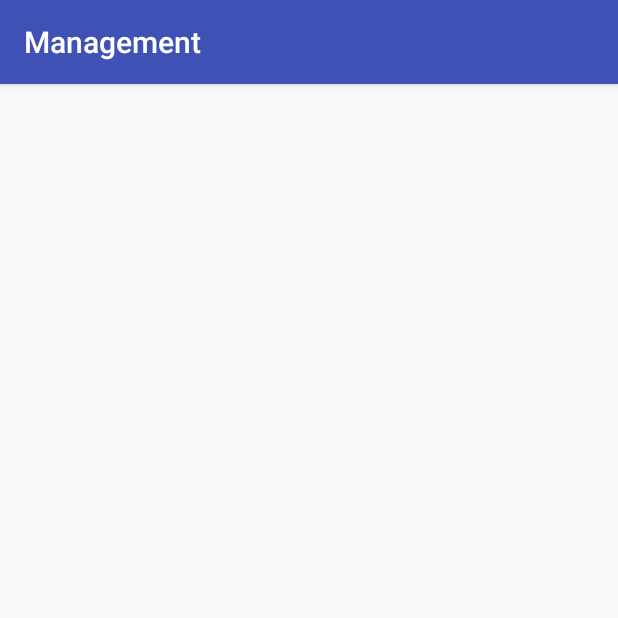
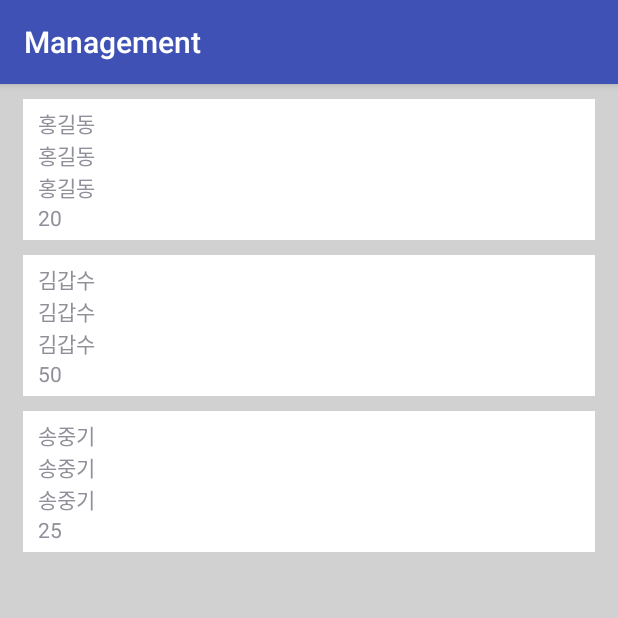
Before and after one commit to Kassia-99/Android_Studio_Tutorial, an Android app: the ManagementActivity screen opened directly, with no data from a screen before it, on a phone screen of 412 x 824 dp, the top half of it. Run offline under Robolectric (Android 15) with nearby library versions, the phone set to English and light mode, and no system bars; network calls fail.

Commit message:
make User Management Project: Step 7(Not complete)

```diff
--- a/Management/app/src/main/java/com/example/sungwookang/management/ManagementActivity.java
+++ b/Management/app/src/main/java/com/example/sungwookang/management/ManagementActivity.java
@@ -3,16 +3,32 @@ package com.example.sungwookang.management;
 import android.content.Intent;
 import android.support.v7.app.AppCompatActivity;
 import android.os.Bundle;
+import android.widget.ListView;
 import android.widget.TextView;
 
+import java.util.ArrayList;
+import java.util.List;
+
 public class ManagementActivity extends AppCompatActivity {
+
+    private ListView listView;
+    private UserListAdapter adapter;
+    private List<User> userList;
 
     @Override
     protected void onCreate(Bundle savedInstanceState) {
         super.onCreate(savedInstanceState);
         setContentView(R.layout.activity_management);
-        TextView userListTextView = (TextView) findViewById(R.id.userListTextView);
         Intent intent = getIntent();
-        userListTextView.setText(intent.getStringExtra("userList"));
+
+        listView = (ListView) findViewById(R.id.listView);
+        userList = new ArrayList<User>();
+
+        userList.add(new User("홍길동", "홍길동", "홍길동", "20"));
+        userList.add(new User("김갑수", "김갑수", "김갑수", "50"));
+        userList.add(new User("송중기", "송중기", "송중기", "25"));
+
+        adapter = new UserListAdapter(getApplicationContext(), userList);
+        listView.setAdapter(adapter);
     }
 }
--- /dev/null
+++ b/Management/app/src/main/java/com/example/sungwookang/management/User.java
@@ -0,0 +1,51 @@
+package com.example.sungwookang.management;
+
+/**
+ * Created by SungWoo Kang on 2017-08-08.
+ */
+
+public class User {
+    String userID;
+    String userPassword;
+    String userName;
+    String userAge;
+
+    public User(String userID, String userPassword, String userName, String userAge) {
+        this.userID = userID;
+        this.userPassword = userPassword;
+        this.userName = userName;
+        this.userAge = userAge;
+    }
+
+    public String getUserID() {
+        return userID;
+    }
+
+    public void setUserID(String userID) {
+        this.userID = userID;
+    }
+
+    public String getUserPassword() {
+        return userPassword;
+    }
+
+    public void setUserPassword(String userPassword) {
+        this.userPassword = userPassword;
+    }
+
+    public String getUserName() {
+        return userName;
+    }
+
+    public void setUserName(String userName) {
+        this.userName = userName;
+    }
+
+    public String getUserAge() {
+        return userAge;
+    }
+
+    public void setUserAge(String userAge) {
+        this.userAge = userAge;
+    }
+}
--- /dev/null
+++ b/Management/app/src/main/java/com/example/sungwookang/management/UserListAdapter.java
@@ -0,0 +1,55 @@
+package com.example.sungwookang.management;
+
+import android.content.Context;
+import android.view.View;
+import android.view.ViewGroup;
+import android.widget.BaseAdapter;
+import android.widget.TextView;
+
+import java.util.List;
+
+/**
+ * Created by SungWoo Kang on 2017-08-08.
+ */
+
+public class UserListAdapter extends BaseAdapter {
+    private Context context;
+    private List<User> userList;
+
+    public UserListAdapter(Context context, List<User> userList) {
+        this.context = context;
+        this.userList = userList;
+    }
+    @Override
+    public int getCount() {
+        return userList.size();
+    }
+
+    @Override
+    public Object getItem(int i) {
+        return userList.get(i);
+    }
+
+    @Override
+    public long getItemId(int i) {
+        return i;
+    }
+
+    @Override
+    public View getView(int i, View convertView, ViewGroup parent) {
+        View v = View.inflate(context, R.layout.user, null);
+
+        TextView userID = (TextView) v.findViewById(R.id.userID);
+        TextView userPassword = (TextView) v.findViewById(R.id.userPassword);
+        TextView userName = (TextView) v.findViewById(R.id.userName);
+        TextView userAge = (TextView) v.findViewById(R.id.userAge);
+
+        userID.setText(userList.get(i).getUserID());
+        userPassword.setText(userList.get(i).getUserPassword());
+        userName.setText(userList.get(i).getUserName());
+        userAge.setText(userList.get(i).getUserAge());
+
+        v.setTag(userList.get(i).getUserID());
+        return v;
+    }
+}
--- a/Management/app/src/main/res/layout/activity_management.xml
+++ b/Management/app/src/main/res/layout/activity_management.xml
@@ -1,15 +1,20 @@
 <?xml version="1.0" encoding="utf-8"?>
-<android.support.constraint.ConstraintLayout xmlns:android="http://schemas.android.com/apk/res/android"
+<LinearLayout xmlns:android="http://schemas.android.com/apk/res/android"
     xmlns:app="http://schemas.android.com/apk/res-auto"
     xmlns:tools="http://schemas.android.com/tools"
     android:layout_width="match_parent"
     android:layout_height="match_parent"
+    android:orientation="vertical"
+    android:background="#d1d1d1"
     tools:context="com.example.sungwookang.management.ManagementActivity">
 
-    <TextView
-        android:id="@+id/userListTextView"
-        android:layout_width="wrap_content"
-        android:layout_height="wrap_content"
-        tools:layout_editor_absoluteX="162dp"
-        tools:layout_editor_absoluteY="16dp" />
-</android.support.constraint.ConstraintLayout>
+    <ListView
+        android:id="@+id/listView"
+        android:layout_width="match_parent"
+        android:layout_height="match_parent"
+        android:layout_marginLeft="15dp"
+        android:layout_marginRight="15dp"
+        android:layout_marginTop="10dp"
+        android:divider="#d1d1d1"
+        android:dividerHeight="10dp" />
+</LinearLayout>
--- /dev/null
+++ b/Management/app/src/main/res/layout/user.xml
@@ -0,0 +1,37 @@
+<?xml version="1.0" encoding="utf-8"?>
+<LinearLayout xmlns:android="http://schemas.android.com/apk/res/android"
+    xmlns:app="http://schemas.android.com/apk/res-auto"
+    xmlns:tools="http://schemas.android.com/tools"
+    android:layout_width="match_parent"
+    android:layout_height="match_parent"
+    android:background="#ffffff"
+    android:orientation="vertical"
+    android:paddingBottom="5dp"
+    android:paddingLeft="10dp"
+    android:paddingRight="10dp"
+    android:paddingTop="5dp">
+
+    <TextView
+        android:id="@+id/userID"
+        android:layout_width="wrap_content"
+        android:layout_height="wrap_content"
+        android:text="@string/아이디"/>
+
+    <TextView
+        android:id="@+id/userPassword"
+        android:layout_width="wrap_content"
+        android:layout_height="wrap_content"
+        android:text="@string/비밀번호"/>
+
+    <TextView
+        android:id="@+id/userName"
+        android:layout_width="wrap_content"
+        android:layout_height="wrap_content"
+        android:text="@string/이름"/>
+
+    <TextView
+        android:id="@+id/userAge"
+        android:layout_width="wrap_content"
+        android:layout_height="wrap_content"
+        android:text="@string/나이"/>
+</LinearLayout>
--- a/Management/app/src/main/res/values/strings.xml
+++ b/Management/app/src/main/res/values/strings.xml
@@ -1,3 +1,10 @@
 <resources>
     <string name="app_name">Management</string>
+    <string name="아이디">아이디</string>
+    <string name="비밀번호">비밀번호</string>
+    <string name="이름">이름</string>
+    <string name="나이">나이</string>
+    <string name="회원가입">회원가입</string>
+    <string name="회원관리">회원관리</string>
+    <string name="로그인">로그인</string>
 </resources>
```
Also changed, not shown: Management/app/src/main/res/layout/activity_login.xml (+4 -4 lines), Management/app/src/main/res/layout/activity_main.xml (+8 -9 lines), Management/app/src/main/res/layout/activity_register.xml (+5 -5 lines).
